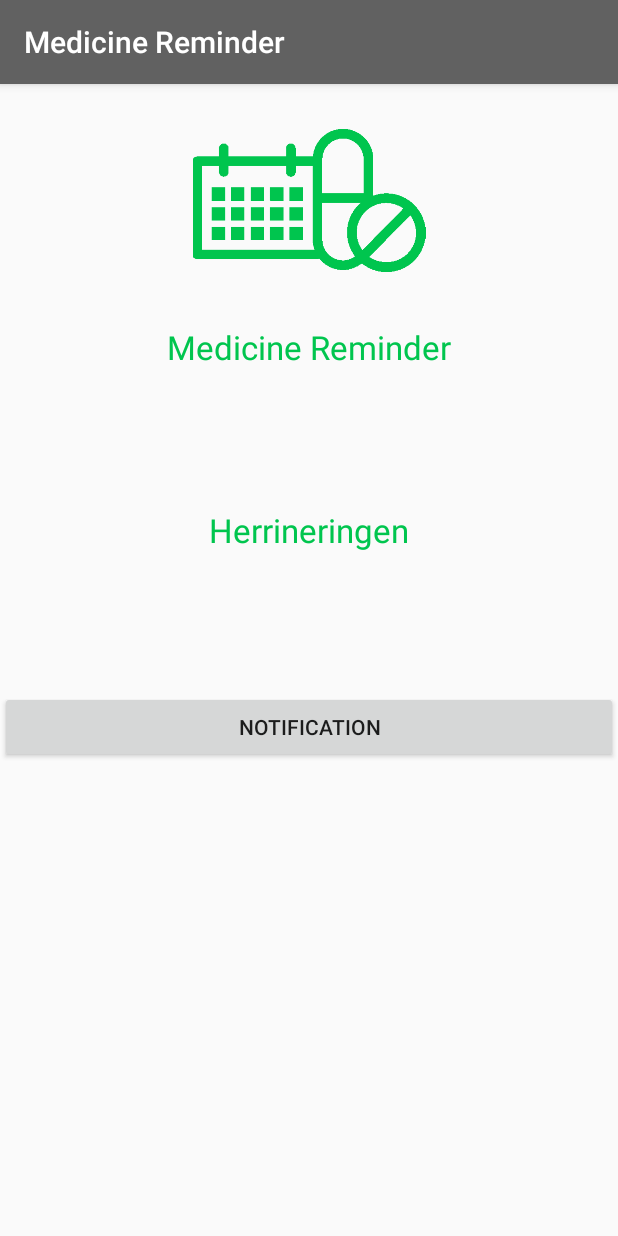
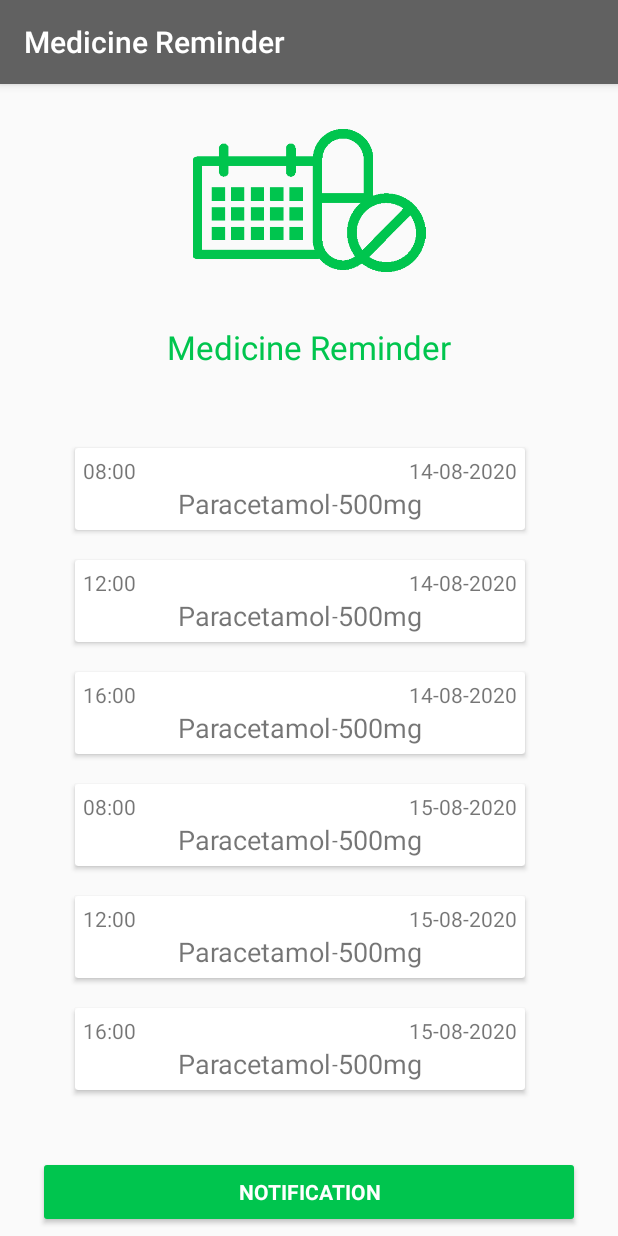
Before and after one commit to ZvanBercum/IIATIMD_Android, an Android app: the ReminderActivity screen opened directly, with no data from a screen before it, on a phone screen of 412 x 824 dp. Run offline under Robolectric (Android 15) with nearby library versions, the phone set to English and light mode, and no system bars.

Commit message:
Start of recycleviewer for reminders with static reminders

```diff
--- a/app/build.gradle
+++ b/app/build.gradle
@@ -29,6 +29,8 @@ dependencies {
     implementation 'androidx.core:core-ktx:1.3.1'
     implementation 'androidx.appcompat:appcompat:1.2.0'
     implementation 'com.android.volley:volley:1.1.1'
+    implementation 'androidx.cardview:cardview:1.0.0'
+    implementation 'androidx.constraintlayout:constraintlayout:2.0.1'
     testImplementation 'junit:junit:4.12'
     androidTestImplementation 'androidx.test.ext:junit:1.1.2'
     androidTestImplementation 'androidx.test.espresso:espresso-core:3.3.0'
@@ -36,6 +38,9 @@ dependencies {
     implementation "androidx.room:room-runtime:$room_version"
     annotationProcessor "androidx.room:room-compiler:$room_version"
     implementation "androidx.room:room-ktx:$room_version"
+    implementation "androidx.recyclerview:recyclerview:1.1.0"
+    implementation "androidx.recyclerview:recyclerview-selection:1.1.0-rc01"
+
 
 
 }
--- a/app/src/main/java/com/example/android/ReminderActivity.kt
+++ b/app/src/main/java/com/example/android/ReminderActivity.kt
@@ -11,8 +11,13 @@ import android.graphics.BitmapFactory
 import android.graphics.Color
 import android.os.Build
 import android.os.Bundle
+import android.util.Log
 import androidx.annotation.RequiresApi
 import androidx.appcompat.app.AppCompatActivity
+import androidx.recyclerview.widget.LinearLayoutManager
+import androidx.recyclerview.widget.RecyclerView
+import com.example.android.Resources.Adapters.ReminderAdapter
+import com.example.android.Resources.Reminder
 import kotlinx.android.synthetic.main.activity_reminder.*
 
 class ReminderActivity : AppCompatActivity()  {
@@ -20,6 +25,11 @@ class ReminderActivity : AppCompatActivity()  {
     private lateinit var notificationManager : NotificationManager
     private lateinit var notificationChannel : NotificationChannel
     private lateinit var builder : Notification.Builder
+    private lateinit var linearLayoutManager : LinearLayoutManager
+    private lateinit var adapter : ReminderAdapter
+
+
+    private val reminders : ArrayList<Reminder> = arrayListOf()
     private val channelId = "com.example.android"
     private val description = "Medicine reminder notification"
 
@@ -27,6 +37,18 @@ class ReminderActivity : AppCompatActivity()  {
     override fun onCreate(savedInstanceState: Bundle?) {
         super.onCreate(savedInstanceState)
         setContentView(R.layout.activity_reminder)
+
+        linearLayoutManager = LinearLayoutManager(this)
+        recyclerView.layoutManager = linearLayoutManager
+
+        reminders.add(Reminder("1",  "08:00", "14-08-2020", "1"))
+        reminders.add(Reminder("2",  "12:00", "14-08-2020", "1"))
+        reminders.add(Reminder("3",  "16:00", "14-08-2020", "1"))
+        reminders.add(Reminder("4",  "08:00", "15-08-2020", "1"))
+        reminders.add(Reminder("5",  "12:00", "15-08-2020", "1"))
+        reminders.add(Reminder("6",  "16:00", "15-08-2020", "1"))
+        adapter = ReminderAdapter(reminders)
+        recyclerView.adapter = adapter
 
         notificationManager = getSystemService(Context.NOTIFICATION_SERVICE) as NotificationManager
 
--- /dev/null
+++ b/app/src/main/java/com/example/android/Resources/Adapters/Extensions.kt
@@ -0,0 +1,11 @@
+package com.example.android.Resources.Adapters
+
+import android.view.LayoutInflater
+import android.view.View
+import android.view.ViewGroup
+import androidx.annotation.LayoutRes
+
+fun ViewGroup.inflate(@LayoutRes layoutRes: Int, attachToRoot: Boolean=false):
+        View {
+    return LayoutInflater.from(context).inflate(layoutRes, this, attachToRoot)
+}
--- /dev/null
+++ b/app/src/main/java/com/example/android/Resources/Adapters/ReminderAdapter.kt
@@ -0,0 +1,53 @@
+package com.example.android.Resources.Adapters
+
+import android.util.Log
+import android.view.View
+import android.view.ViewGroup
+import android.widget.TextView
+import androidx.recyclerview.widget.RecyclerView
+import com.example.android.R
+import com.example.android.Resources.Reminder
+import com.example.android.Resources.SharedPrefs
+import kotlinx.android.synthetic.main.activity_reminder.view.*
+import kotlinx.android.synthetic.main.reminder_card.view.*
+
+class ReminderAdapter(private val reminders: ArrayList<Reminder>) : RecyclerView.Adapter<ReminderAdapter.ReminderViewHolder>() {
+
+    class ReminderViewHolder(v: View): RecyclerView.ViewHolder(v), View.OnClickListener{
+        private var view: View = v
+        private var reminder: Reminder? = null
+
+        init{
+            v.setOnClickListener(this)
+        }
+
+        override fun onClick(v: View?) {
+            Log.d("DEBUG", "Recycleviewclick")
+        }
+
+        companion object{
+            private val REMINDER_KEY = "REMINDER"
+        }
+
+        fun bindReminder(reminder: Reminder){
+            this.reminder = reminder
+            view.Remindername.text = reminder.getMedName().toString()
+            view.Reminderdosage.text = reminder.getDosage().toString()
+            view.Reminderdate.text = reminder.getDate()
+            view.Remindertime.text = reminder.getTime().toString()
+        }
+
+    }
+
+    override fun onCreateViewHolder(parent: ViewGroup, viewType: Int): ReminderViewHolder {
+        val inflatedView = parent.inflate(R.layout.reminder_card, false)
+        return ReminderViewHolder(inflatedView)
+    }
+
+    override fun getItemCount() = reminders.count()
+
+    override fun onBindViewHolder(holder: ReminderViewHolder, position: Int) {
+        val reminder = reminders[position]
+        holder.bindReminder(reminder)
+    }
+}
--- a/app/src/main/java/com/example/android/Resources/Medicine.kt
+++ b/app/src/main/java/com/example/android/Resources/Medicine.kt
@@ -1,27 +1,22 @@
 package com.example.android.Resources
 
 class Medicine {
-    //Name of the user
+
     private var name: String? = null
     private var dosage: String? = null
-    private var interval: String? = null
-    private var time: String? = null
-    private var start: String? = null
-    private var end: String? = null
 
-    constructor(name: String, dosage: String, interval: String, time: String, start: String, end: String){
+    constructor(name: String, dosage: String){
         this.name = name
         this.dosage = dosage
-        this.interval = interval
-        this.time = time
-        this.start = start
-        this.end = end
     }
 
     fun getName(): String?{
         return this.name
     }
 
+    fun getDosage(): String?{
+        return this.dosage
+    }
 
 
 }
--- /dev/null
+++ b/app/src/main/java/com/example/android/Resources/Reminder.kt
@@ -0,0 +1,40 @@
+package com.example.android.Resources
+
+import android.util.Log
+import java.text.SimpleDateFormat
+import java.util.*
+
+class Reminder {
+    private var uuid: String? = null
+    private lateinit var medicine: Medicine
+    private var dosage: String? = null
+    private var interval: String? = null
+    private var time: String? = null
+    private var date: String? = null
+
+
+    constructor(uuid: String, time: String, date: String, medId: String){
+        this.uuid = uuid;
+        this.time = time
+        this.date = date
+        this.medicine = Medicine("Paracetamol", "500mg")
+    }
+
+    fun getMedName(): String?{
+        return this.medicine.getName()
+    }
+
+    fun getDosage(): String?{
+        return this.medicine.getDosage()
+    }
+
+    fun getTime(): String?{
+        return this.time
+    }
+
+    fun getDate(): String?{
+        return this.date
+    }
+
+
+}
--- a/app/src/main/res/layout/activity_reminder.xml
+++ b/app/src/main/res/layout/activity_reminder.xml
@@ -1,5 +1,5 @@
 <?xml version="1.0" encoding="utf-8"?>
-<LinearLayout xmlns:android="http://schemas.android.com/apk/res/android"
+<RelativeLayout xmlns:android="http://schemas.android.com/apk/res/android"
     xmlns:tools="http://schemas.android.com/tools"
     android:layout_width="match_parent"
     android:layout_height="match_parent"
@@ -7,55 +7,48 @@
     android:orientation="vertical"
     tools:context="com.example.android.LoginActivity">
 
-    <LinearLayout
-        android:id="@+id/login_form"
-        android:layout_width="match_parent"
-        android:layout_height="wrap_content"
-        android:layout_gravity="center"
-        android:orientation="vertical">
-
         <ImageView
+            android:id="@+id/logo"
             android:layout_width="match_parent"
             android:layout_height="70pt"
             android:layout_marginBottom="5dp"
-            android:src="@drawable/medicines" />
+            android:src="@drawable/medicines"
+            android:layout_alignParentStart="true"
+            android:layout_centerHorizontal="true"/>
 
         <TextView
+            android:id="@+id/logoText"
             android:layout_width="match_parent"
             android:layout_height="30pt"
-            android:layout_marginBottom="55dp"
+            android:layout_marginBottom="5dp"
             android:text="@string/app_name"
             android:textAlignment="center"
             android:textColor="@color/colorAccent"
-            android:textSize="22sp" />
+            android:textSize="22sp"
+            android:layout_below="@+id/logo"/>
 
-        <TextView
-            android:id="@+id/textView2"
+        <androidx.recyclerview.widget.RecyclerView
+            android:id="@+id/recyclerView"
             android:layout_width="match_parent"
-            android:layout_height="30pt"
-            android:layout_marginBottom="55dp"
-            android:text="Herrineringen"
-            android:textAlignment="center"
-            android:textColor="@color/colorAccent"
-            android:textSize="22sp" />
+            android:layout_height="match_parent"
+            android:layout_marginBottom="60dp"
+            android:scrollbars="vertical"
+            android:layout_below="@+id/logoText"/>
 
-    </LinearLayout>
+    <Button
+        android:id="@+id/notification"
+        style="?android:textAppearanceSmall"
+        android:layout_width="match_parent"
+        android:layout_height="wrap_content"
+        android:text="Notification"
+        android:layout_marginTop="16dp"
+        android:layout_marginStart="25dp"
+        android:layout_marginEnd="25dp"
+        android:layout_gravity="bottom"
+        android:layout_marginBottom="5dp"
+        android:layout_alignParentBottom="true"
+        android:textStyle="bold"
+        android:textColor="#fff"
+        android:backgroundTint="@color/colorAccent"/>
 
-    <ScrollView
-        android:layout_width="match_parent"
-        android:layout_height="match_parent">
-
-        <LinearLayout
-            android:layout_width="match_parent"
-            android:layout_height="wrap_content"
-            android:orientation="vertical" >
-
-            <Button
-                android:id="@+id/notification"
-                android:layout_width="match_parent"
-                android:layout_height="wrap_content"
-                android:text="Notification" />
-        </LinearLayout>
-    </ScrollView>
-
-</LinearLayout>
+</RelativeLayout>
--- /dev/null
+++ b/app/src/main/res/layout/reminder_card.xml
@@ -0,0 +1,64 @@
+<?xml version="1.0" encoding="utf-8"?>
+    <androidx.cardview.widget.CardView
+    xmlns:android="http://schemas.android.com/apk/res/android"
+    android:layout_width="300dp"
+    android:layout_height="wrap_content"
+    android:layout_marginStart="50dp"
+    android:layout_marginLeft="10dp"
+    android:layout_marginTop="10dp"
+    android:layout_marginEnd="50dp"
+    android:layout_marginRight="10dp"
+    android:layout_marginBottom="10dp"
+    >
+
+    <LinearLayout
+        android:layout_width="match_parent"
+        android:layout_height="match_parent"
+        android:orientation="vertical"
+        android:layout_margin="5dp"
+        >
+        <RelativeLayout
+            android:layout_width="match_parent"
+            android:layout_height="wrap_content"
+            android:orientation="horizontal"
+            android:layout_gravity="center"
+            android:gravity="center">
+
+            <TextView
+                android:id="@+id/Remindertime"
+                android:layout_width="wrap_content"
+                android:layout_height="wrap_content"
+                android:layout_alignParentStart="true"/>
+
+
+            <TextView
+                android:id="@+id/Reminderdate"
+                android:layout_width="wrap_content"
+                android:layout_height="wrap_content"
+                android:layout_alignParentEnd="true"/>
+        </RelativeLayout>
+        <LinearLayout
+            android:layout_width="match_parent"
+            android:layout_height="wrap_content"
+            android:orientation="horizontal"
+            android:layout_gravity="center"
+            android:gravity="center">
+            <TextView
+                android:id="@+id/Remindername"
+                android:layout_width="wrap_content"
+                android:layout_height="wrap_content"
+                android:textSize="18sp"
+                />
+            <TextView
+                android:layout_width="wrap_content"
+                android:layout_height="wrap_content"
+                android:text="@string/line"/>
+            <TextView
+                android:id="@+id/Reminderdosage"
+                android:layout_width="wrap_content"
+                android:layout_height="wrap_content"
+                android:textSize="18sp"
+                />
+        </LinearLayout>
+    </LinearLayout>
+    </androidx.cardview.widget.CardView>
--- a/app/src/main/res/values/strings.xml
+++ b/app/src/main/res/values/strings.xml
@@ -3,4 +3,5 @@
     <string name="email">Email</string>
     <string name="wachtwoord">Wachtwoord</string>
     <string name="inloggen">inloggen</string>
+    <string name="line"> - </string>
 </resources>
```
